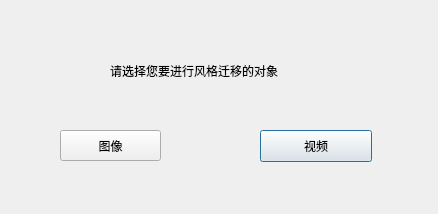
The window that gui/start.ui (ZYFZYF/Image-Style-Transfer) describes before a commit, drawn with Qt 5.
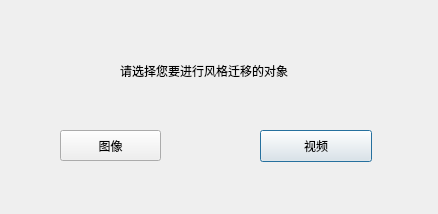
The same window after the commit.

Commit message: 解决按钮bug

The edit to the form file:
```diff
--- a/gui/start.ui
+++ b/gui/start.ui
@@ -48,7 +48,7 @@
   <widget class="QLabel" name="label">
    <property name="geometry">
     <rect>
-     <x>110</x>
+     <x>120</x>
      <y>50</y>
      <width>211</width>
      <height>41</height>
```
The commit also changes 2 other files.
